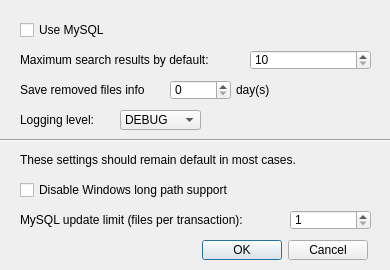
The window that ui_files/preferences.ui (qiwichupa/pyFileSearcher) describes before a commit, drawn with Qt 5.
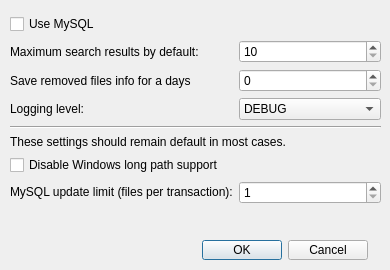
The same window after the commit. Icons and pictures are not drawn.

Commit message: new grid for preferences

Patch:
```diff
--- a/ui_files/preferences.ui
+++ b/ui_files/preferences.ui
@@ -45,41 +45,37 @@
     <set>QDialogButtonBox::Cancel|QDialogButtonBox::Ok</set>
    </property>
   </widget>
+  <widget class="QWidget" name="gridLayoutWidget">
+   <property name="geometry">
+    <rect>
+     <x>5</x>
+     <y>9</y>
+     <width>381</width>
+     <height>229</height>
+    </rect>
+   </property>
+   <layout class="QGridLayout" name="gridLayout">
+    <property name="leftMargin">
+     <number>5</number>
+    </property>
+    <property name="topMargin">
+     <number>5</number>
+    </property>
+    <property name="rightMargin">
+     <number>5</number>
+    </property>
+    <property name="bottomMargin">
+     <number>5</number>
+    </property>
+    <item row="0" column="0">
   <widget class="QCheckBox" name="PREFUseExternalDB">
-   <property name="geometry">
-    <rect>
-     <x>20</x>
-     <y>20</y>
-     <width>131</width>
-     <height>20</height>
-    </rect>
-   </property>
    <property name="text">
     <string>Use MySQL</string>
    </property>
   </widget>
-  <widget class="QCheckBox" name="PREFDisableWindowsLongPathSupport">
-   <property name="geometry">
-    <rect>
-     <x>20</x>
-     <y>180</y>
-     <width>251</width>
-     <height>20</height>
-    </rect>
-   </property>
-   <property name="text">
-    <string>Disable Windows long path support</string>
-   </property>
-  </widget>
+    </item>
+    <item row="1" column="1">
   <widget class="QSpinBox" name="PREFMaxSearchResults">
-   <property name="geometry">
-    <rect>
-     <x>250</x>
-     <y>50</y>
-     <width>121</width>
-     <height>20</height>
-    </rect>
-   </property>
    <property name="minimum">
     <number>10</number>
    </property>
@@ -87,41 +83,77 @@
     <number>999999999</number>
    </property>
   </widget>
+    </item>
+    <item row="2" column="0">
+     <widget class="QLabel" name="label_3">
+      <property name="text">
+       <string>Save removed files info for a days</string>
+      </property>
+     </widget>
+    </item>
+    <item row="7" column="0">
+     <widget class="QLabel" name="label_5">
+      <property name="text">
+       <string>&lt;html&gt;&lt;head/&gt;&lt;body&gt;&lt;p&gt;&lt;span style=&quot; color:#000000;&quot;&gt;MySQL update limit (files per transaction):&lt;/span&gt;&lt;/p&gt;&lt;/body&gt;&lt;/html&gt;</string>
+      </property>
+     </widget>
+    </item>
+    <item row="7" column="1">
+     <widget class="QSpinBox" name="PREFsqlTransactionLimit">
+      <property name="minimum">
+       <number>1</number>
+      </property>
+      <property name="maximum">
+       <number>999999999</number>
+      </property>
+      <property name="value">
+       <number>1</number>
+      </property>
+     </widget>
+    </item>
+    <item row="5" column="0" colspan="2">
+     <widget class="QLabel" name="label_6">
+      <property name="text">
+       <string>&lt;html&gt;&lt;head/&gt;&lt;body&gt;&lt;p&gt;These settings should remain default in most cases.&lt;/p&gt;&lt;/body&gt;&lt;/html&gt;</string>
+      </property>
+     </widget>
+    </item>
+    <item row="1" column="0">
   <widget class="QLabel" name="label">
-   <property name="geometry">
-    <rect>
-     <x>20</x>
-     <y>50</y>
-     <width>231</width>
-     <height>20</height>
-    </rect>
-   </property>
    <property name="text">
     <string>Maximum search results by default: </string>
    </property>
   </widget>
+    </item>
+    <item row="6" column="0">
+     <widget class="QCheckBox" name="PREFDisableWindowsLongPathSupport">
+      <property name="text">
+       <string>Disable Windows long path support</string>
+      </property>
+     </widget>
+    </item>
+    <item row="2" column="1">
+     <widget class="QSpinBox" name="PREFSaveRemovedInfoDays">
+      <property name="minimum">
+       <number>0</number>
+      </property>
+      <property name="maximum">
+       <number>999999999</number>
+      </property>
+      <property name="value">
+       <number>0</number>
+      </property>
+     </widget>
+    </item>
+    <item row="3" column="0">
   <widget class="QLabel" name="label_2">
-   <property name="geometry">
-    <rect>
-     <x>20</x>
-     <y>110</y>
-     <width>91</width>
-     <height>20</height>
-    </rect>
-   </property>
    <property name="text">
     <string>Logging level:</string>
    </property>
   </widget>
+    </item>
+    <item row="3" column="1">
   <widget class="QComboBox" name="PREFLoggingLevel">
-   <property name="geometry">
-    <rect>
-     <x>120</x>
-     <y>110</y>
-     <width>81</width>
-     <height>20</height>
-    </rect>
-   </property>
    <item>
     <property name="text">
      <string>DEBUG</string>
@@ -138,108 +170,28 @@
     </property>
    </item>
   </widget>
-  <widget class="QLabel" name="label_3">
-   <property name="geometry">
-    <rect>
-     <x>20</x>
-     <y>80</y>
-     <width>151</width>
-     <height>20</height>
-    </rect>
-   </property>
-   <property name="text">
-    <string>Save removed files info</string>
-   </property>
-  </widget>
-  <widget class="QLabel" name="label_4">
-   <property name="geometry">
-    <rect>
-     <x>236</x>
-     <y>80</y>
-     <width>40</width>
-     <height>20</height>
-    </rect>
-   </property>
-   <property name="text">
-    <string>day(s)</string>
-   </property>
-  </widget>
-  <widget class="QSpinBox" name="PREFSaveRemovedInfoDays">
-   <property name="geometry">
-    <rect>
-     <x>170</x>
-     <y>80</y>
-     <width>61</width>
-     <height>20</height>
-    </rect>
-   </property>
-   <property name="minimum">
-    <number>0</number>
-   </property>
-   <property name="maximum">
-    <number>999999999</number>
-   </property>
-   <property name="value">
-    <number>0</number>
-   </property>
-  </widget>
-  <widget class="QLabel" name="label_5">
-   <property name="geometry">
-    <rect>
-     <x>20</x>
-     <y>210</y>
-     <width>261</width>
-     <height>20</height>
-    </rect>
-   </property>
-   <property name="text">
-    <string>&lt;html&gt;&lt;head/&gt;&lt;body&gt;&lt;p&gt;&lt;span style=&quot; color:#000000;&quot;&gt;MySQL update limit (files per transaction):&lt;/span&gt;&lt;/p&gt;&lt;/body&gt;&lt;/html&gt;</string>
-   </property>
-  </widget>
-  <widget class="QSpinBox" name="PREFsqlTransactionLimit">
-   <property name="geometry">
-    <rect>
-     <x>290</x>
-     <y>210</y>
-     <width>81</width>
-     <height>20</height>
-    </rect>
-   </property>
-   <property name="minimum">
-    <number>1</number>
-   </property>
-   <property name="maximum">
-    <number>999999999</number>
-   </property>
-   <property name="value">
-    <number>1</number>
-   </property>
-  </widget>
+    </item>
+    <item row="8" column="0">
+     <spacer name="verticalSpacer">
+      <property name="orientation">
+       <enum>Qt::Vertical</enum>
+      </property>
+      <property name="sizeHint" stdset="0">
+       <size>
+        <width>20</width>
+        <height>40</height>
+       </size>
+      </property>
+     </spacer>
+    </item>
+    <item row="4" column="0" colspan="2">
   <widget class="Line" name="line">
-   <property name="geometry">
-    <rect>
-     <x>0</x>
-     <y>130</y>
-     <width>391</width>
-     <height>20</height>
-    </rect>
-   </property>
    <property name="orientation">
     <enum>Qt::Horizontal</enum>
    </property>
   </widget>
-  <widget class="QLabel" name="label_6">
-   <property name="geometry">
-    <rect>
-     <x>20</x>
-     <y>150</y>
-     <width>331</width>
-     <height>20</height>
-    </rect>
-   </property>
-   <property name="text">
-    <string>&lt;html&gt;&lt;head/&gt;&lt;body&gt;&lt;p&gt;These settings should remain default in most cases.&lt;/p&gt;&lt;/body&gt;&lt;/html&gt;</string>
-   </property>
+    </item>
+   </layout>
   </widget>
  </widget>
  <tabstops>
```
Left out of the diff: 8 changed lines with no effect on the pictures. Lines whose indentation alone changed are shown as unchanged. The commit also changes 1 other file.
